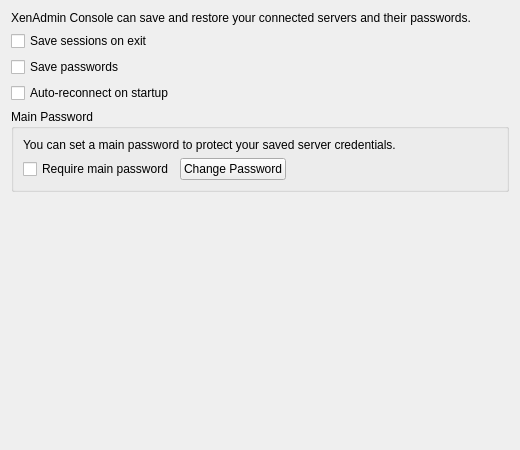
Old version of the form src/xenadmin-ui/dialogs/optionspages/saveandrestoreoptionspage.ui in the repository benapetr/XenAdminQt.
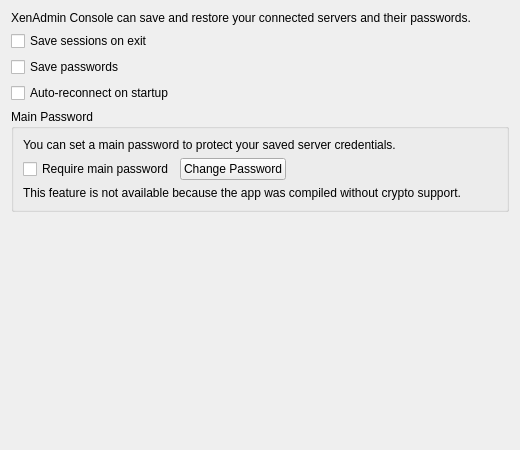
New version of the form.

Commit message:
compile flag to disable crypto
since it requires 3rd party libs we should make it possible to disable
to simplify builds for people who don't need this feature

```diff
--- a/src/xenadmin-ui/dialogs/optionspages/saveandrestoreoptionspage.ui
+++ b/src/xenadmin-ui/dialogs/optionspages/saveandrestoreoptionspage.ui
@@ -89,6 +89,19 @@
         </item>
        </layout>
       </item>
+      <item>
+       <widget class="QLabel" name="cryptoUnavailableLabel">
+        <property name="text">
+         <string>This feature is not available because the app was compiled without crypto support.</string>
+        </property>
+        <property name="wordWrap">
+         <bool>true</bool>
+        </property>
+        <property name="visible">
+         <bool>false</bool>
+        </property>
+       </widget>
+      </item>
      </layout>
     </widget>
    </item>
```
The commit also changes 4 other files.
